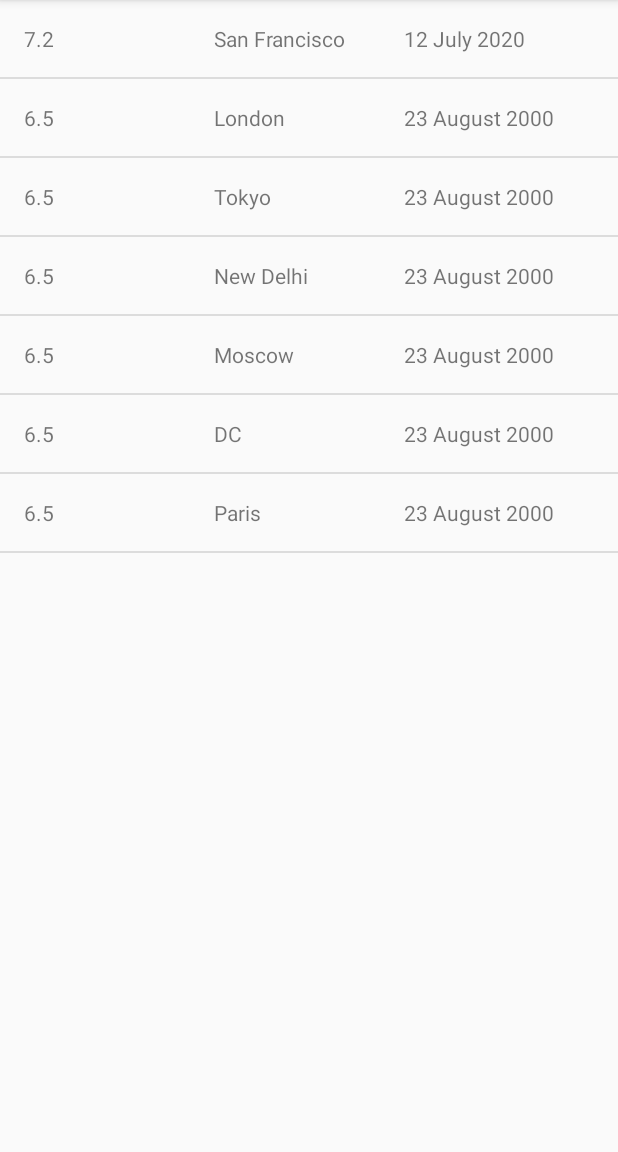
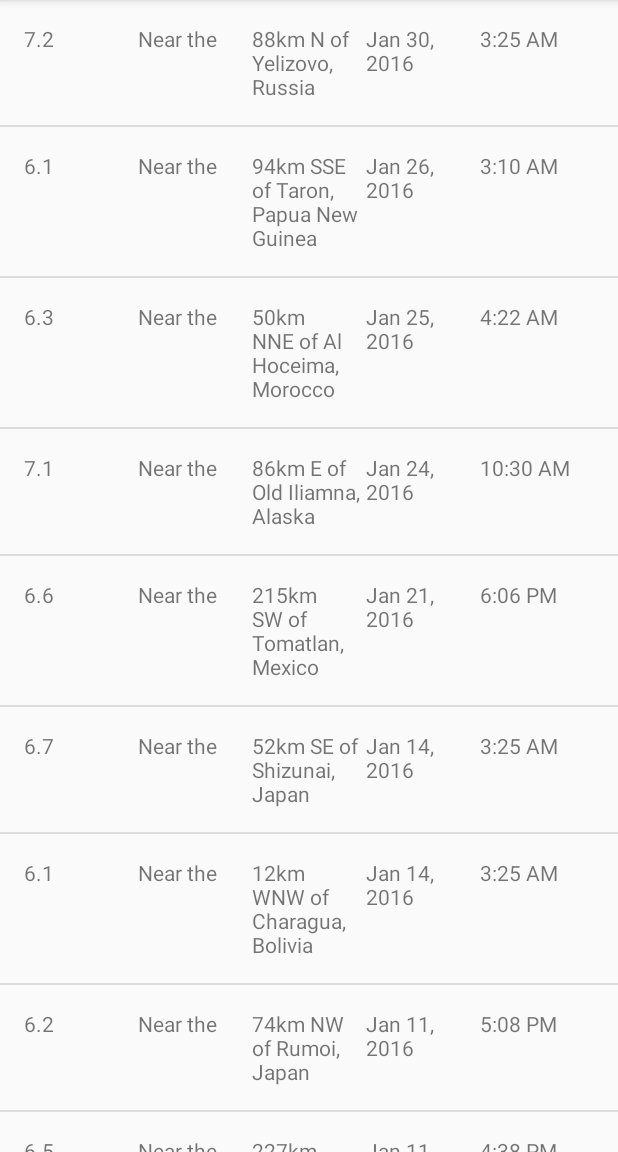
Before and after one commit to shivamag00/AndroidApps, an Android app: the screen it shows after launch (EarthquakeActivity), on a phone screen of 412 x 824 dp, the part 84-1236 px from its top. Run offline under Robolectric (Android 15) with nearby library versions, the phone set to English and light mode, and no system bars.

Commit message:
UI Changes & JSON Parsing

```diff
--- a/Quake/app/src/main/java/com/example/android/quakereport/Earthquake.java
+++ b/Quake/app/src/main/java/com/example/android/quakereport/Earthquake.java
@@ -3,8 +3,8 @@
 public class Earthquake {
     private String magnitude;
     private String city;
-    private String date;
-    public Earthquake(String magnitude, String city, String date ) {
+    private long date;
+    public Earthquake(String magnitude, String city, long date ) {
         this.magnitude = magnitude;
         this.city = city;
         this.date = date;
@@ -18,7 +18,7 @@
         return this.city;
     }
 
-    public String getDate() {
+    public long getDate() {
         return this.date;
     }
 }
--- a/Quake/app/src/main/java/com/example/android/quakereport/EarthquakeActivity.java
+++ b/Quake/app/src/main/java/com/example/android/quakereport/EarthquakeActivity.java
@@ -32,15 +32,7 @@
         setContentView(R.layout.earthquake_activity);
 
         // Create a fake list of earthquake locations.
-        ArrayList<Earthquake> earthquakes = new ArrayList<>();
-        earthquakes.add(new Earthquake("7.2", "San Francisco", "12 July 2020"));
-        earthquakes.add(new Earthquake("6.5", "London", "23 August 2000"));
-        earthquakes.add(new Earthquake("6.5", "Tokyo", "23 August 2000"));
-        earthquakes.add(new Earthquake("6.5", "New Delhi", "23 August 2000"));
-        earthquakes.add(new Earthquake("6.5", "Moscow", "23 August 2000"));
-        earthquakes.add(new Earthquake("6.5", "DC", "23 August 2000"));
-        earthquakes.add(new Earthquake("6.5", "Paris", "23 August 2000"));
-
+        ArrayList<Earthquake> earthquakes = QueryUtils.extractEarthquakes();
         // Find a reference to the {@link ListView} in the layout
         ListView earthquakeListView = (ListView) findViewById(R.id.list);
 
--- a/Quake/app/src/main/java/com/example/android/quakereport/EarthquakeAdapter.java
+++ b/Quake/app/src/main/java/com/example/android/quakereport/EarthquakeAdapter.java
@@ -6,10 +6,11 @@
 import android.view.LayoutInflater;
 import android.view.View;
 import android.view.ViewGroup;
-import android.widget.Adapter;
 import android.widget.ArrayAdapter;
 import android.widget.TextView;
 
+import java.text.SimpleDateFormat;
+import java.util.Date;
 import java.util.List;
 
 public class EarthquakeAdapter extends ArrayAdapter<Earthquake> {
@@ -30,12 +31,48 @@
         TextView magnitude = (TextView) listItemView.findViewById(R.id.magnitude);
         magnitude.setText(currentEarthquake.getMagnitude());
 
-        TextView city = (TextView) listItemView.findViewById((R.id.city));
-        city.setText((currentEarthquake.getCity()));
+        String location = currentEarthquake.getCity();
+        int splitIndex = location.indexOf(" OF ");
+        String offset;
+        String primaryLocation;
+        if (splitIndex != -1)
+        {
+            splitIndex = splitIndex + 4;
+            offset = location.substring(0,splitIndex);
+            primaryLocation = location.substring(splitIndex);
+        }
+        else
+        {
+            offset = "Near the";
+            primaryLocation = location;
+        }
 
+        TextView offsetView = (TextView) listItemView.findViewById((R.id.offset));
+        offsetView.setText(offset);
+
+        TextView primaryLocationView = (TextView) listItemView.findViewById((R.id.primaryLocation));
+        primaryLocationView.setText(primaryLocation);
+
+        Date dateObject = new Date(currentEarthquake.getDate());
+        String formattedDate = formatDate(dateObject);
         TextView date = (TextView) listItemView.findViewById((R.id.date));
-        date.setText(currentEarthquake.getDate());
+        date.setText(formattedDate);
+
+        String formattedTime = formatTime(dateObject);
+        TextView timeView = (TextView) listItemView.findViewById(R.id.time);
+        timeView.setText(formattedTime);
+
 
         return listItemView;
     }
+
+    private String formatDate(Date dateObject) {
+        SimpleDateFormat dateFormat = new SimpleDateFormat("MMM dd, yyyy");
+        return dateFormat.format(dateObject);
+    }
+
+    private String formatTime(Date dateObject) {
+        SimpleDateFormat timeFormat = new SimpleDateFormat("h:mm a");
+        return timeFormat.format(dateObject);
+    }
 }
--- /dev/null
+++ b/Quake/app/src/main/java/com/example/android/quakereport/QueryUtils.java
@@ -0,0 +1,74 @@
+package com.example.android.quakereport;
+
+import android.util.Log;
+
+import org.json.JSONArray;
+import org.json.JSONException;
+import org.json.JSONObject;
+
+import java.util.ArrayList;
+
+/**
+ * Helper methods related to requesting and receiving earthquake data from USGS.
+ */
+public final class QueryUtils {
+
+    /** Sample JSON response for a USGS query */
+    private static final String SAMPLE_JSON_RESPONSE = "{\"type\":\"FeatureCollection\",\"metadata\":{\"generated\":1462295443000,\"url\":\"http://earthquake.usgs.gov/fdsnws/event/1/query?format=geojson&starttime=2016-01-01&endtime=2016-01-31&minmag=6&limit=10\",\"title\":\"USGS Earthquakes\",\"status\":200,\"api\":\"1.5.2\",\"limit\":10,\"offset\":1,\"count\":10},\"features\":[{\"type\":\"Feature\",\"properties\":{\"mag\":7.2,\"place\":\"88km N of Yelizovo, Russia\",\"time\":1454124312220,\"updated\":1460674294040,\"tz\":720,\"url\":\"http://earthquake.usgs.gov/earthquakes/eventpage/us20004vvx\",\"detail\":\"http://earthquake.usgs.gov/fdsnws/event/1/query?eventid=us20004vvx&format=geojson\",\"felt\":2,\"cdi\":3.4,\"mmi\":5.82,\"alert\":\"green\",\"status\":\"reviewed\",\"tsunami\":1,\"sig\":798,\"net\":\"us\",\"code\":\"20004vvx\",\"ids\":\",at00o1qxho,pt16030050,us20004vvx,gcmt20160130032510,\",\"sources\":\",at,pt,us,gcmt,\",\"types\":\",cap,dyfi,finite-fault,general-link,general-text,geoserve,impact-link,impact-text,losspager,moment-tensor,nearby-cities,origin,phase-data,shakemap,tectonic-summary,\",\"nst\":null,\"dmin\":0.958,\"rms\":1.19,\"gap\":17,\"magType\":\"mww\",\"type\":\"earthquake\",\"title\":\"M 7.2 - 88km N of Yelizovo, Russia\"},\"geometry\":{\"type\":\"Point\",\"coordinates\":[158.5463,53.9776,177]},\"id\":\"us20004vvx\"},\n" +
+            "{\"type\":\"Feature\",\"properties\":{\"mag\":6.1,\"place\":\"94km SSE of Taron, Papua New Guinea\",\"time\":1453777820750,\"updated\":1460156775040,\"tz\":600,\"url\":\"http://earthquake.usgs.gov/earthquakes/eventpage/us20004uks\",\"detail\":\"http://earthquake.usgs.gov/fdsnws/event/1/query?eventid=us20004uks&format=geojson\",\"felt\":null,\"cdi\":null,\"mmi\":4.1,\"alert\":\"green\",\"status\":\"reviewed\",\"tsunami\":1,\"sig\":572,\"net\":\"us\",\"code\":\"20004uks\",\"ids\":\",us20004uks,gcmt20160126031023,\",\"sources\":\",us,gcmt,\",\"types\":\",cap,geoserve,losspager,moment-tensor,nearby-cities,origin,phase-data,shakemap,tectonic-summary,\",\"nst\":null,\"dmin\":1.537,\"rms\":0.74,\"gap\":25,\"magType\":\"mww\",\"type\":\"earthquake\",\"title\":\"M 6.1 - 94km SSE of Taron, Papua New Guinea\"},\"geometry\":{\"type\":\"Point\",\"coordinates\":[153.2454,-5.2952,26]},\"id\":\"us20004uks\"},\n" +
+            "{\"type\":\"Feature\",\"properties\":{\"mag\":6.3,\"place\":\"50km NNE of Al Hoceima, Morocco\",\"time\":1453695722730,\"updated\":1460156773040,\"tz\":0,\"url\":\"http://earthquake.usgs.gov/earthquakes/eventpage/us10004gy9\",\"detail\":\"http://earthquake.usgs.gov/fdsnws/event/1/query?eventid=us10004gy9&format=geojson\",\"felt\":117,\"cdi\":7.2,\"mmi\":5.28,\"alert\":\"green\",\"status\":\"reviewed\",\"tsunami\":0,\"sig\":695,\"net\":\"us\",\"code\":\"10004gy9\",\"ids\":\",us10004gy9,gcmt20160125042203,\",\"sources\":\",us,gcmt,\",\"types\":\",cap,dyfi,geoserve,impact-text,losspager,moment-tensor,nearby-cities,origin,phase-data,shakemap,tectonic-summary,\",\"nst\":null,\"dmin\":2.201,\"rms\":0.92,\"gap\":20,\"magType\":\"mww\",\"type\":\"earthquake\",\"title\":\"M 6.3 - 50km NNE of Al Hoceima, Morocco\"},\"geometry\":{\"type\":\"Point\",\"coordinates\":[-3.6818,35.6493,12]},\"id\":\"us10004gy9\"},\n" +
+            "{\"type\":\"Feature\",\"properties\":{\"mag\":7.1,\"place\":\"86km E of Old Iliamna, Alaska\",\"time\":1453631430230,\"updated\":1460156770040,\"tz\":-540,\"url\":\"http://earthquake.usgs.gov/earthquakes/eventpage/us10004gqp\",\"detail\":\"http://earthquake.usgs.gov/fdsnws/event/1/query?eventid=us10004gqp&format=geojson\",\"felt\":1816,\"cdi\":7.2,\"mmi\":6.6,\"alert\":\"green\",\"status\":\"reviewed\",\"tsunami\":1,\"sig\":1496,\"net\":\"us\",\"code\":\"10004gqp\",\"ids\":\",at00o1gd6r,us10004gqp,ak12496371,gcmt20160124103030,\",\"sources\":\",at,us,ak,gcmt,\",\"types\":\",cap,dyfi,finite-fault,general-link,general-text,geoserve,impact-link,impact-text,losspager,moment-tensor,nearby-cities,origin,phase-data,shakemap,tectonic-summary,trump-origin,\",\"nst\":null,\"dmin\":0.72,\"rms\":2.11,\"gap\":19,\"magType\":\"mww\",\"type\":\"earthquake\",\"title\":\"M 7.1 - 86km E of Old Iliamna, Alaska\"},\"geometry\":{\"type\":\"Point\",\"coordinates\":[-153.4051,59.6363,129]},\"id\":\"us10004gqp\"},\n" +
+            "{\"type\":\"Feature\",\"properties\":{\"mag\":6.6,\"place\":\"215km SW of Tomatlan, Mexico\",\"time\":1453399617650,\"updated\":1459963829040,\"tz\":-420,\"url\":\"http://earthquake.usgs.gov/earthquakes/eventpage/us10004g4l\",\"detail\":\"http://earthquake.usgs.gov/fdsnws/event/1/query?eventid=us10004g4l&format=geojson\",\"felt\":11,\"cdi\":2.7,\"mmi\":3.92,\"alert\":\"green\",\"status\":\"reviewed\",\"tsunami\":1,\"sig\":673,\"net\":\"us\",\"code\":\"10004g4l\",\"ids\":\",at00o1bebo,pt16021050,us10004g4l,gcmt20160121180659,\",\"sources\":\",at,pt,us,gcmt,\",\"types\":\",cap,dyfi,geoserve,impact-link,impact-text,losspager,moment-tensor,nearby-cities,origin,phase-data,shakemap,tectonic-summary,\",\"nst\":null,\"dmin\":2.413,\"rms\":0.98,\"gap\":74,\"magType\":\"mww\",\"type\":\"earthquake\",\"title\":\"M 6.6 - 215km SW of Tomatlan, Mexico\"},\"geometry\":{\"type\":\"Point\",\"coordinates\":[-106.9337,18.8239,10]},\"id\":\"us10004g4l\"},\n" +
+            "{\"type\":\"Feature\",\"properties\":{\"mag\":6.7,\"place\":\"52km SE of Shizunai, Japan\",\"time\":1452741933640,\"updated\":1459304879040,\"tz\":540,\"url\":\"http://earthquake.usgs.gov/earthquakes/eventpage/us10004ebx\",\"detail\":\"http://earthquake.usgs.gov/fdsnws/event/1/query?eventid=us10004ebx&format=geojson\",\"felt\":51,\"cdi\":5.8,\"mmi\":6.45,\"alert\":\"green\",\"status\":\"reviewed\",\"tsunami\":1,\"sig\":720,\"net\":\"us\",\"code\":\"10004ebx\",\"ids\":\",us10004ebx,pt16014050,at00o0xauk,gcmt20160114032534,\",\"sources\":\",us,pt,at,gcmt,\",\"types\":\",associate,cap,dyfi,geoserve,impact-link,impact-text,losspager,moment-tensor,nearby-cities,origin,phase-data,shakemap,\",\"nst\":null,\"dmin\":0.281,\"rms\":0.98,\"gap\":22,\"magType\":\"mww\",\"type\":\"earthquake\",\"title\":\"M 6.7 - 52km SE of Shizunai, Japan\"},\"geometry\":{\"type\":\"Point\",\"coordinates\":[142.781,41.9723,46]},\"id\":\"us10004ebx\"},\n" +
+            "{\"type\":\"Feature\",\"properties\":{\"mag\":6.1,\"place\":\"12km WNW of Charagua, Bolivia\",\"time\":1452741928270,\"updated\":1459304879040,\"tz\":-240,\"url\":\"http://earthquake.usgs.gov/earthquakes/eventpage/us10004ebw\",\"detail\":\"http://earthquake.usgs.gov/fdsnws/event/1/query?eventid=us10004ebw&format=geojson\",\"felt\":3,\"cdi\":2.2,\"mmi\":2.21,\"alert\":\"green\",\"status\":\"reviewed\",\"tsunami\":0,\"sig\":573,\"net\":\"us\",\"code\":\"10004ebw\",\"ids\":\",us10004ebw,gcmt20160114032528,\",\"sources\":\",us,gcmt,\",\"types\":\",cap,dyfi,geoserve,impact-text,losspager,moment-tensor,nearby-cities,origin,phase-data,shakemap,tectonic-summary,\",\"nst\":null,\"dmin\":5.492,\"rms\":1.04,\"gap\":16,\"magType\":\"mww\",\"type\":\"earthquake\",\"title\":\"M 6.1 - 12km WNW of Charagua, Bolivia\"},\"geometry\":{\"type\":\"Point\",\"coordinates\":[-63.3288,-19.7597,582.56]},\"id\":\"us10004ebw\"},\n" +
+            "{\"type\":\"Feature\",\"properties\":{\"mag\":6.2,\"place\":\"74km NW of Rumoi, Japan\",\"time\":1452532083920,\"updated\":1459304875040,\"tz\":540,\"url\":\"http://earthquake.usgs.gov/earthquakes/eventpage/us10004djn\",\"detail\":\"http://earthquake.usgs.gov/fdsnws/event/1/query?eventid=us10004djn&format=geojson\",\"felt\":8,\"cdi\":3.4,\"mmi\":3.74,\"alert\":\"green\",\"status\":\"reviewed\",\"tsunami\":0,\"sig\":594,\"net\":\"us\",\"code\":\"10004djn\",\"ids\":\",us10004djn,gcmt20160111170803,\",\"sources\":\",us,gcmt,\",\"types\":\",cap,dyfi,geoserve,impact-text,losspager,moment-tensor,nearby-cities,origin,phase-data,shakemap,tectonic-summary,\",\"nst\":null,\"dmin\":1.139,\"rms\":0.96,\"gap\":33,\"magType\":\"mww\",\"type\":\"earthquake\",\"title\":\"M 6.2 - 74km NW of Rumoi, Japan\"},\"geometry\":{\"type\":\"Point\",\"coordinates\":[141.0867,44.4761,238.81]},\"id\":\"us10004djn\"},\n" +
+            "{\"type\":\"Feature\",\"properties\":{\"mag\":6.5,\"place\":\"227km SE of Sarangani, Philippines\",\"time\":1452530285900,\"updated\":1459304874040,\"tz\":480,\"url\":\"http://earthquake.usgs.gov/earthquakes/eventpage/us10004dj5\",\"detail\":\"http://earthquake.usgs.gov/fdsnws/event/1/query?eventid=us10004dj5&format=geojson\",\"felt\":1,\"cdi\":2.7,\"mmi\":7.5,\"alert\":\"green\",\"status\":\"reviewed\",\"tsunami\":1,\"sig\":650,\"net\":\"us\",\"code\":\"10004dj5\",\"ids\":\",at00o0srjp,pt16011050,us10004dj5,gcmt20160111163807,\",\"sources\":\",at,pt,us,gcmt,\",\"types\":\",cap,dyfi,geoserve,impact-link,impact-text,losspager,moment-tensor,nearby-cities,origin,phase-data,shakemap,tectonic-summary,\",\"nst\":null,\"dmin\":3.144,\"rms\":0.72,\"gap\":22,\"magType\":\"mww\",\"type\":\"earthquake\",\"title\":\"M 6.5 - 227km SE of Sarangani, Philippines\"},\"geometry\":{\"type\":\"Point\",\"coordinates\":[126.8621,3.8965,13]},\"id\":\"us10004dj5\"},\n" +
+            "{\"type\":\"Feature\",\"properties\":{\"mag\":6,\"place\":\"Pacific-Antarctic Ridge\",\"time\":1451986454620,\"updated\":1459202978040,\"tz\":-540,\"url\":\"http://earthquake.usgs.gov/earthquakes/eventpage/us10004bgk\",\"detail\":\"http://earthquake.usgs.gov/fdsnws/event/1/query?eventid=us10004bgk&format=geojson\",\"felt\":0,\"cdi\":1,\"mmi\":0,\"alert\":\"green\",\"status\":\"reviewed\",\"tsunami\":0,\"sig\":554,\"net\":\"us\",\"code\":\"10004bgk\",\"ids\":\",us10004bgk,gcmt20160105093415,\",\"sources\":\",us,gcmt,\",\"types\":\",cap,dyfi,geoserve,losspager,moment-tensor,nearby-cities,origin,phase-data,shakemap,\",\"nst\":null,\"dmin\":30.75,\"rms\":0.67,\"gap\":71,\"magType\":\"mww\",\"type\":\"earthquake\",\"title\":\"M 6.0 - Pacific-Antarctic Ridge\"},\"geometry\":{\"type\":\"Point\",\"coordinates\":[-136.2603,-54.2906,10]},\"id\":\"us10004bgk\"}],\"bbox\":[-153.4051,-54.2906,10,158.5463,59.6363,582.56]}";
+
+    /**
+     * Create a private constructor because no one should ever create a {@link QueryUtils} object.
+     * This class is only meant to hold static variables and methods, which can be accessed
+     * directly from the class name QueryUtils (and an object instance of QueryUtils is not needed).
+     */
+    private QueryUtils() {
+    }
+
+    /**
+     * Return a list of {@link Earthquake} objects that has been built up from
+     * parsing a JSON response.
+     */
+    public static ArrayList<Earthquake> extractEarthquakes() {
+
+        // Create an empty ArrayList that we can start adding earthquakes to
+        ArrayList<Earthquake> earthquakes = new ArrayList<>();
+
+        // Try to parse the SAMPLE_JSON_RESPONSE. If there's a problem with the way the JSON
+        // is formatted, a JSONException exception object will be thrown.
+        // Catch the exception so the app doesn't crash, and print the error message to the logs.
+        try {
+
+            // TODO: Parse the response given by the SAMPLE_JSON_RESPONSE string and
+            // build up a list of Earthquake objects with the corresponding data.
+            JSONObject root = new JSONObject(SAMPLE_JSON_RESPONSE);
+            JSONArray features = root.getJSONArray("features");
+            for (int i = 0;i<features.length();i++) {
+                JSONObject currentEarthQuake = features.getJSONObject(i);
+                JSONObject properties = currentEarthQuake.getJSONObject("properties");
+                String magnitude = properties.getString("mag");
+                String location = properties.getString("place");
+                long time = properties.getLong("time");
+                earthquakes.add(new Earthquake(magnitude,location,time));
+            }
+
+        } catch (JSONException e) {
+            // If an error is thrown when executing any of the above statements in the "try" block,
+            // catch the exception here, so the app doesn't crash. Print a log message
+            // with the message from the exception.
+            Log.e("QueryUtils", "Problem parsing the earthquake JSON results", e);
+        }
+
+        // Return the list of earthquakes
+        return earthquakes;
+    }
+
+}
--- a/Quake/app/src/main/res/layout/earthquake_list_item.xml
+++ b/Quake/app/src/main/res/layout/earthquake_list_item.xml
@@ -12,7 +12,12 @@
         android:layout_height="wrap_content"
         android:layout_weight="1" />
     <TextView
-        android:id="@+id/city"
+        android:id="@+id/offset"
+        android:layout_width="0dp"
+        android:layout_height="wrap_content"
+        android:layout_weight="1" />
+    <TextView
+        android:id="@+id/primaryLocation"
         android:layout_width="0dp"
         android:layout_height="wrap_content"
         android:layout_weight="1" />
@@ -21,5 +26,10 @@
         android:layout_width="0dp"
         android:layout_height="wrap_content"
         android:layout_weight="1" />
+    <TextView
+        android:id="@+id/time"
+        android:layout_width="0dp"
+        android:layout_height="wrap_content"
+        android:layout_weight="1" />
 
 </LinearLayout>
```
